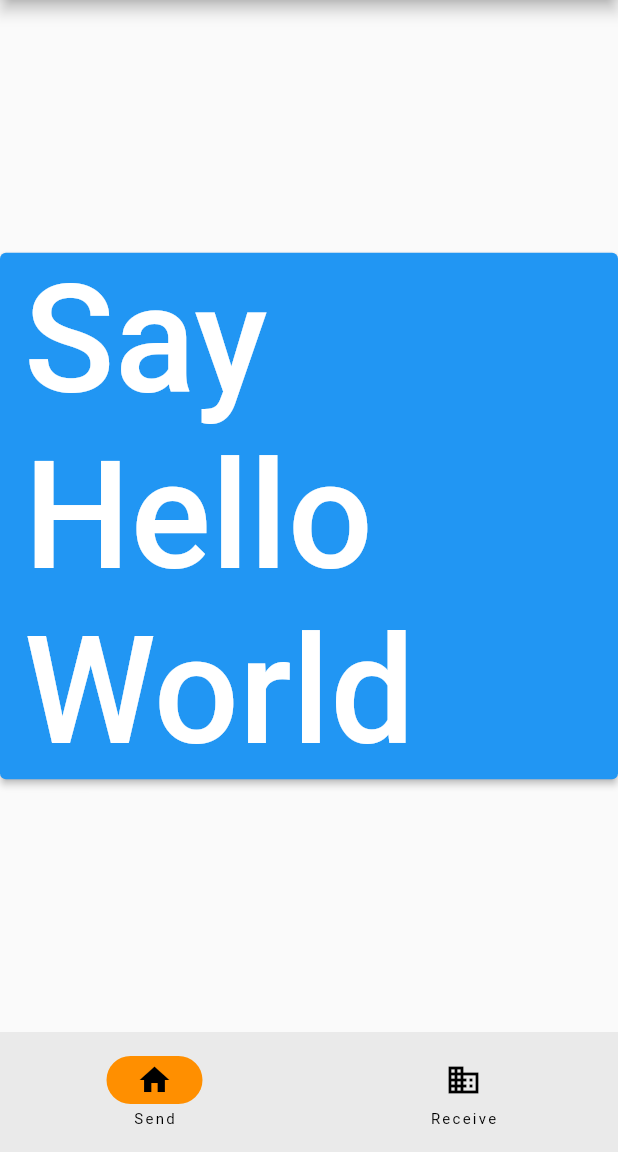
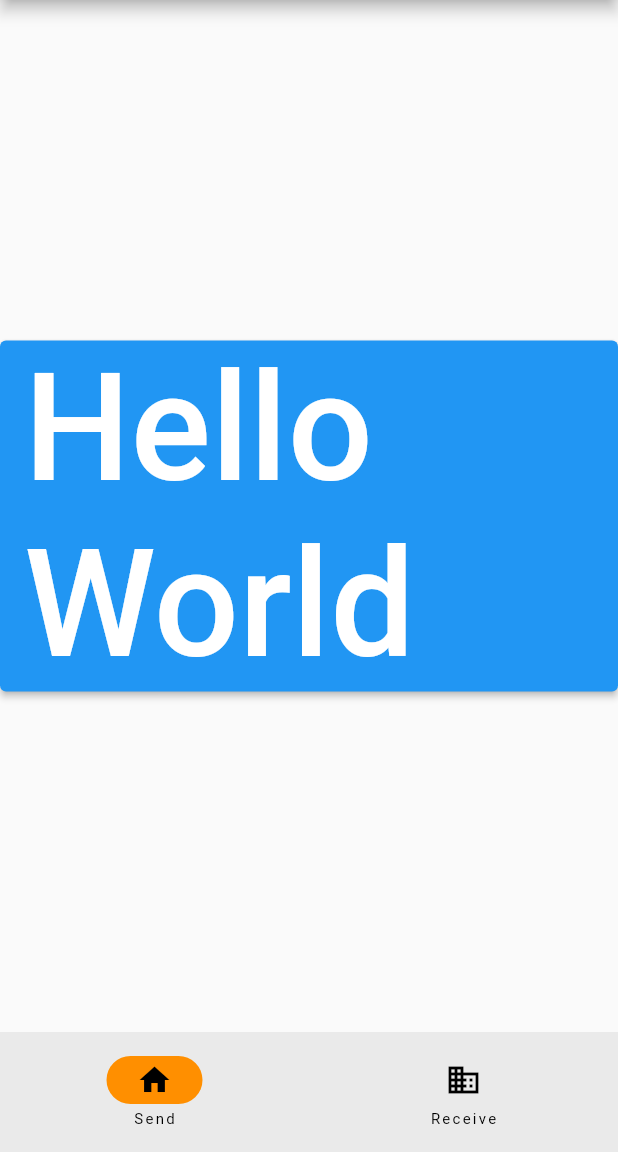
Before and after one commit to printfinn/chipsee_serial_port_flutter, a Flutter app: the screen it shows after launch, on a phone screen of 412 x 824 dp, the part 84-1236 px from its top. Run offline on Flutter 3.47's test engine with Material 2 defaults, Android fonts, the phone set to English and light mode, and no system bars; missing offline and left inert: flutter_libserialport.

Commit message:
Delay serial port initialisation to avoid hardware conflict.

```diff
--- a/lib/serial_screen.dart
+++ b/lib/serial_screen.dart
@@ -1,5 +1,5 @@
+import 'dart:async';
 import 'dart:typed_data';
-
 import 'package:flutter/material.dart';
 import 'package:flutter_libserialport/flutter_libserialport.dart';
 
@@ -12,20 +12,16 @@ class SerialScreen extends StatefulWidget {
 
 class _SerialScreenState extends State<SerialScreen> {
   SerialPort port = SerialPort("/dev/ttyS4");
-  late final AppLifecycleListener _listener;
+  late Timer timer;
+  String name = "Hello World";
 
   @override
   void initState() {
     super.initState();
-    _initPort();
-    _listener = AppLifecycleListener(
-      onInactive: () => port.close(),
-      onResume: () => port.openReadWrite(),
-    );
+    timer = Timer(const Duration(milliseconds: 500), () => _initPort());
   }
 
   void _initPort() {
-    try {
     port.openReadWrite();
     port.config = SerialPortConfig()
       ..baudRate = 115200
@@ -33,13 +29,9 @@ class _SerialScreenState extends State<SerialScreen> {
       ..stopBits = 1
       ..parity = SerialPortParity.none
       ..setFlowControl(SerialPortFlowControl.none);
-    } catch (error) {
-      print(error);
-    }
   }
 
   void _sayHelloWorld() {
-    if (!port.isOpen) return;
     port.write(Uint8List.fromList("Hello World\n".codeUnits));
   }
 
@@ -55,8 +47,8 @@ class _SerialScreenState extends State<SerialScreen> {
           children: [
             ElevatedButton(
               onPressed: _sayHelloWorld,
-              child: const Text(
-                "Say Hello World",
+              child: Text(
+                name,
                 style: TextStyle(fontSize: 100),
               ),
             ),
@@ -70,7 +62,7 @@ class _SerialScreenState extends State<SerialScreen> {
   void deactivate() {
     port.close();
     port.dispose();
-    _listener.dispose();
+    timer.cancel();
     super.deactivate();
   }
 }
```
Also changed, not shown: lib/serial_receiver_screen.dart (+20 -18 lines). Lines whose indentation alone changed are shown as unchanged.
